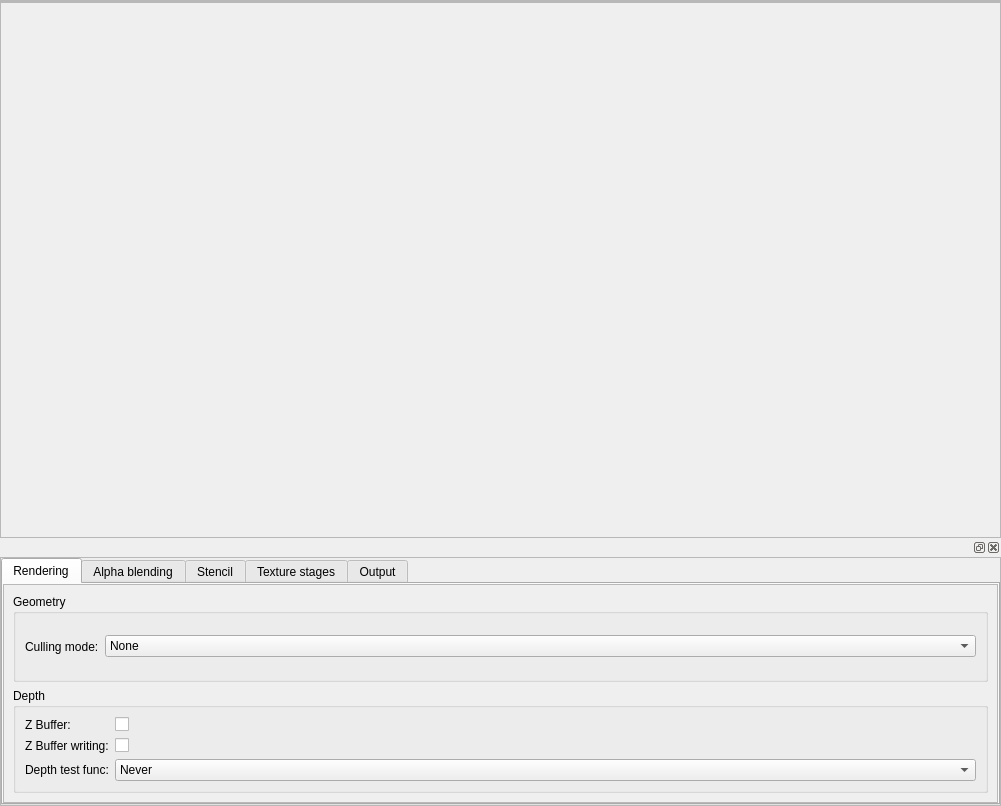
Before: the Qt Designer form Code/Editor/TamyEditor/pixelshadereditor.ui in cccZone/tamy, drawn with Qt 5.
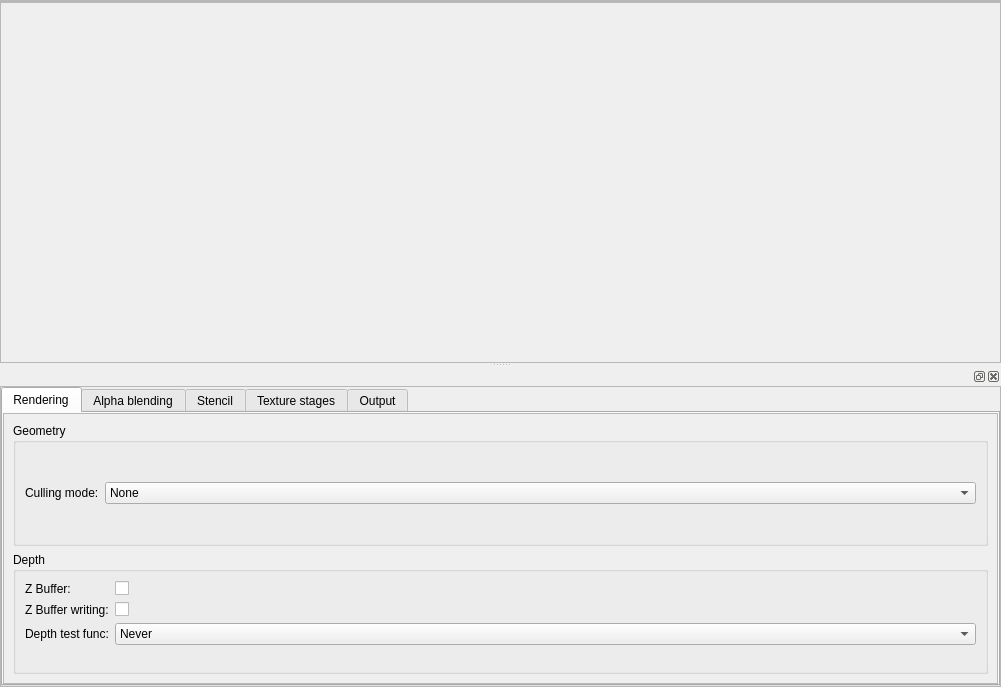
After: the same form once the commit is applied. The open tabs and pages were chosen to show the change.

Commit message: - splitter widgets added to every shader editor - lighting pipeline refactored to accommodate more lighting methods

```diff
--- a/Code/Editor/TamyEditor/pixelshadereditor.ui
+++ b/Code/Editor/TamyEditor/pixelshadereditor.ui
@@ -7,13 +7,13 @@
     <x>0</x>
     <y>0</y>
     <width>1001</width>
-    <height>806</height>
+    <height>687</height>
    </rect>
   </property>
   <property name="windowTitle">
    <string>Form</string>
   </property>
-  <layout class="QVBoxLayout" name="verticalLayout_2" stretch="0,2,1">
+  <layout class="QVBoxLayout" name="verticalLayout_2">
    <property name="spacing">
     <number>0</number>
    </property>
@@ -39,7 +39,32 @@
     </widget>
    </item>
    <item>
+    <widget class="QSplitter" name="splitter">
+     <property name="orientation">
+      <enum>Qt::Vertical</enum>
+     </property>
+     <property name="childrenCollapsible">
+      <bool>true</bool>
+     </property>
     <widget class="QFrame" name="editorFrame">
+      <property name="sizePolicy">
+       <sizepolicy hsizetype="Preferred" vsizetype="Expanding">
+        <horstretch>0</horstretch>
+        <verstretch>1</verstretch>
+       </sizepolicy>
+      </property>
+      <property name="minimumSize">
+       <size>
+        <width>40</width>
+        <height>200</height>
+       </size>
+      </property>
+      <property name="baseSize">
+       <size>
+        <width>0</width>
+        <height>800</height>
+       </size>
+      </property>
      <property name="frameShape">
       <enum>QFrame::StyledPanel</enum>
      </property>
@@ -55,9 +80,25 @@
       </property>
      </layout>
     </widget>
-   </item>
-   <item>
     <widget class="QDockWidget" name="dockWidget">
+      <property name="sizePolicy">
+       <sizepolicy hsizetype="Preferred" vsizetype="Expanding">
+        <horstretch>0</horstretch>
+        <verstretch>1</verstretch>
+       </sizepolicy>
+      </property>
+      <property name="minimumSize">
+       <size>
+        <width>80</width>
+        <height>280</height>
+       </size>
+      </property>
+      <property name="maximumSize">
+       <size>
+        <width>524287</width>
+        <height>320</height>
+       </size>
+      </property>
      <widget class="QWidget" name="dockWidgetContents">
       <layout class="QVBoxLayout" name="verticalLayout_4">
        <property name="spacing">
@@ -83,7 +124,7 @@
             <x>0</x>
             <y>0</y>
             <width>999</width>
-            <height>244</height>
+             <height>296</height>
            </rect>
           </property>
           <layout class="QVBoxLayout" name="verticalLayout_3">
@@ -119,8 +160,8 @@
                    <rect>
                     <x>0</x>
                     <y>0</y>
-                    <width>991</width>
-                    <height>216</height>
+                     <width>245</width>
+                     <height>174</height>
                    </rect>
                   </property>
                   <layout class="QVBoxLayout" name="verticalLayout_5">
@@ -280,7 +321,7 @@
                    <rect>
                     <x>0</x>
                     <y>0</y>
-                    <width>974</width>
+                     <width>262</width>
                     <height>360</height>
                    </rect>
                   </property>
@@ -860,7 +901,7 @@
                     <x>0</x>
                     <y>0</y>
                     <width>991</width>
-                    <height>216</height>
+                     <height>268</height>
                    </rect>
                   </property>
                   <layout class="QFormLayout" name="formLayout_5">
@@ -1217,6 +1258,7 @@
         </widget>
        </item>
       </layout>
+      </widget>
      </widget>
     </widget>
    </item>
```
Lines whose indentation alone changed are shown as unchanged. The commit also changes 67 other files.
